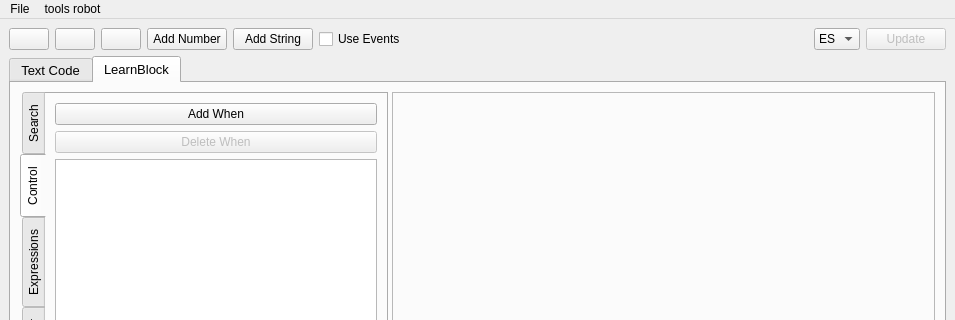
The window that learnbot_dsl/guis/Learnblock.ui (robocomp/LearnBlock) describes before a commit, drawn with Qt 5; both pictures show x 0 to 955 and y 0 to 320 of the 955 by 790 pixel window.
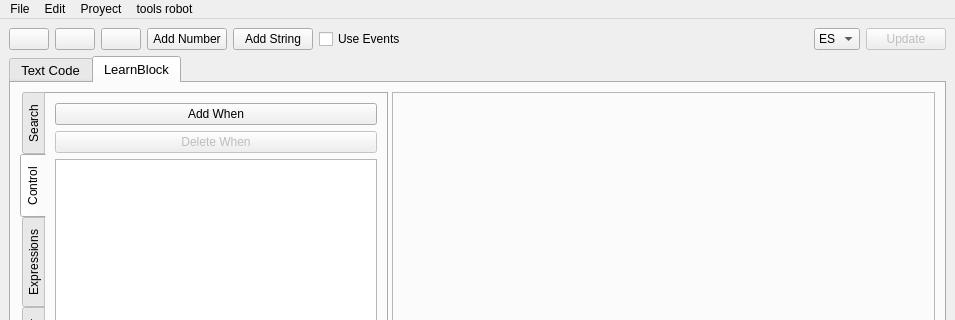
The same window after the commit.

Commit message: the user can use ctrl+z and ctrl+mayus+z to undo and redo // the user can append new blocks functions used .learnblock/blocks/<namefile>.conf to configure the block and .learnblock/functions/<namefile>.py to implement the functions

```diff
--- a/learnbot_dsl/guis/Learnblock.ui
+++ b/learnbot_dsl/guis/Learnblock.ui
@@ -702,7 +702,25 @@
     <addaction name="actionDownload_examples"/>
     <addaction name="actionDownload_libraries"/>
    </widget>
+   <widget class="QMenu" name="menuEdit">
+    <property name="title">
+     <string>Edit</string>
+    </property>
+    <addaction name="actionUndo"/>
+    <addaction name="actionRedo"/>
+   </widget>
+   <widget class="QMenu" name="menuProyect">
+    <property name="title">
+     <string>Proyect</string>
+    </property>
+    <addaction name="actionBlocks_to_text"/>
+    <addaction name="actionStart_simulated_robot"/>
+    <addaction name="actionStart_physical_robot"/>
+    <addaction name="actionStop"/>
+   </widget>
    <addaction name="menuFile"/>
+   <addaction name="menuEdit"/>
+   <addaction name="menuProyect"/>
    <addaction name="menuTools_robot"/>
   </widget>
   <widget class="QStatusBar" name="statusbar"/>
```
Left out of the diff: 48 changed lines with no effect on the pictures. The commit also changes 37 other files.
